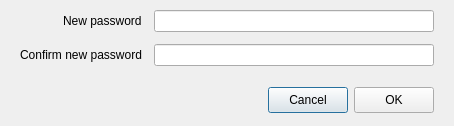
The window that src/MEGASync/gui/ui/ChangePassword.ui (meganz/MEGAsync) describes before a commit, drawn with Qt 5.
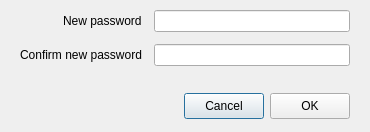
The same window after the commit. Custom widgets are drawn as their Qt base class.

Commit message: SNC-5045: Added padding for combobox dialog, increased width for proxy type.

Patch:
```diff
--- a/src/MEGASync/gui/ui/ChangePassword.ui
+++ b/src/MEGASync/gui/ui/ChangePassword.ui
@@ -6,8 +6,8 @@
    <rect>
     <x>0</x>
     <y>0</y>
-    <width>454</width>
-    <height>126</height>
+    <width>370</width>
+    <height>132</height>
    </rect>
   </property>
   <property name="minimumSize">
@@ -18,7 +18,7 @@
   </property>
   <property name="maximumSize">
    <size>
-    <width>16777215</width>
+    <width>370</width>
     <height>16777215</height>
    </size>
   </property>
```
The commit also changes 2 other files.
